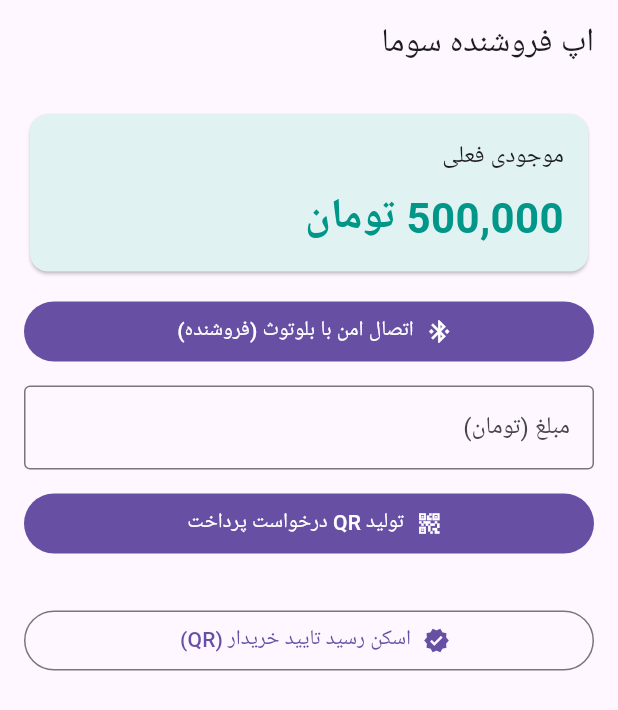
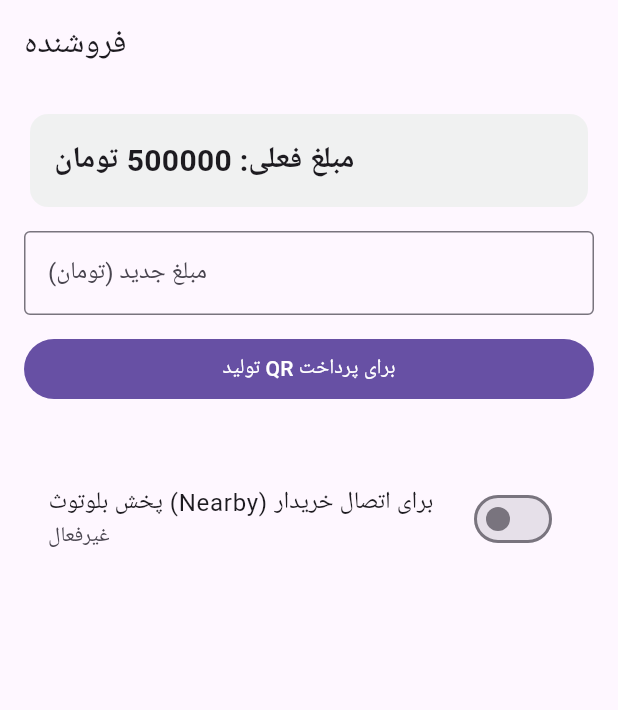
Before and after one commit to foadkaksamandi-blip/Soma_app_demo3, a Flutter app: the SellerHome screen opened directly, on a phone screen of 412 x 824 dp. Shown: the top 710 px of the screen. Run offline on Flutter 3.47's test engine with Material 3 defaults, Android fonts, the phone set to English and light mode, and no system bars; our stand-ins replace flutter_blue_plus, qr_flutter, shared_preferences; missing offline and left inert: mobile_scanner, nearby_connections; accounts and stored records are empty.

Commit message:
Update seller_main.dart

```diff
--- a/lib/seller_main.dart
+++ b/lib/seller_main.dart
@@ -1,25 +1,25 @@
 import 'dart:convert';
 import 'package:flutter/material.dart';
-import 'package:flutter/services.dart';
-import 'package:shared_preferences/shared_preferences.dart';
 import 'package:qr_flutter/qr_flutter.dart';
-import 'package:mobile_scanner/mobile_scanner.dart';
-import 'package:uuid/uuid.dart';
 import 'nearby_service.dart';
 
-void main() {
+void main() async {
   WidgetsFlutterBinding.ensureInitialized();
+  // یک شناسه ساده برای این فروشنده
+  const sellerId = 'seller-210441'; // اگر خواستی از uuid بساز
+  await NearbyService.I.init(role: PeerRole.seller, localUserName: sellerId);
   runApp(const SellerApp());
 }
 
 class SellerApp extends StatelessWidget {
   const SellerApp({super.key});
+
   @override
   Widget build(BuildContext context) {
     return MaterialApp(
+      title: 'اپ فروشنده سوما',
       debugShowCheckedModeBanner: false,
-      title: 'اپ فروشنده سوما',
-      theme: ThemeData(useMaterial3: true, colorSchemeSeed: Colors.teal),
+      theme: ThemeData(useMaterial3: true, colorSchemeSeed: Colors.green),
       home: const SellerHome(),
     );
   }
@@ -27,233 +27,134 @@ class SellerApp extends StatelessWidget {
 
 class SellerHome extends StatefulWidget {
   const SellerHome({super.key});
+
   @override
   State<SellerHome> createState() => _SellerHomeState();
 }
 
 class _SellerHomeState extends State<SellerHome> {
-  static const _balanceKey = 'seller_balance';
-  static const _sellerIdKey = 'seller_id';
-
-  int _balance = 500000;
-  late String _sellerId;
+  int balance = 500000; // تومان (دمو)
   final _amountCtrl = TextEditingController();
-  String? _currentReqJson;
-
-  // Nearby
-  String? _connectedEndpoint;
-  String get nickname => "SOMA-SELLER-$_sellerId";
+  String sellerId = 'seller-210441';
+  bool advertising = false;
+  int? currentAmount; // مبلغی که QR برایش ساخته شده
 
   @override
   void initState() {
     super.initState();
-    _load();
+
+    // دریافت پیام‌ها (از Buyer)
+    NearbyService.I.messages.listen((msg) async {
+      if (!mounted) return;
+      if (msg.type == 'payment_request') {
+        final amount = (msg.data['amount'] as num).toInt();
+        setState(() => balance += amount);
+        // رسید را برگردانیم
+        await NearbyService.I
+            .sendMessage(SomaMessage('payment_receipt', {'amount': amount}));
+        if (mounted) {
+          ScaffoldMessenger.of(context).showSnackBar(
+            SnackBar(content: Text('پرداخت ${amount.toString()} تومان دریافت شد.')),
+          );
+        }
+      }
+    });
   }
 
   @override
   void dispose() {
-    NearbyService.stopAll();
+    _amountCtrl.dispose();
+    NearbyService.I.stopAll();
     super.dispose();
   }
 
-  Future<void> _load() async {
-    final sp = await SharedPreferences.getInstance();
-    setState(() {
-      _balance = sp.getInt(_balanceKey) ?? _balance;
-      _sellerId = sp.getString(_sellerIdKey) ?? 'seller-${DateTime.now().millisecondsSinceEpoch % 1000000}';
-    });
-    await sp.setString(_sellerIdKey, _sellerId);
+  String _buildQrPayload(int amount) {
+    final m = {'seller': sellerId, 'amount': amount};
+    return jsonEncode(m);
   }
 
-  Future<void> _saveBalance() async {
-    final sp = await SharedPreferences.getInstance();
-    await sp.setInt(_balanceKey, _balance);
-  }
-
-  String _format(int v) {
-    final s = v.toString();
-    final b = StringBuffer();
-    for (int i = 0; i < s.length; i++) {
-      final idx = s.length - i;
-      b.write(s[i]);
-      if (idx > 1 && idx % 3 == 1) b.write(',');
-    }
-    return b.toString();
-  }
-
-  void _buildPaymentRequest() {
-    final raw = _amountCtrl.text.trim();
-    final amount = int.tryParse(raw) ?? 0;
-    if (amount <= 0) {
-      _toast('مبلغ معتبر نیست');
-      return;
-    }
-    final req = {
-      'type': 'pay_req',
-      'sellerId': _sellerId,
-      'amount': amount,
-      'reqId': const Uuid().v4(),
-      'ts': DateTime.now().millisecondsSinceEpoch,
-    };
-    final str = jsonEncode(req);
-    setState(() => _currentReqJson = str);
-
-    // اگر به خریدار از طریق Nearby وصل هستیم، همین الان درخواست را بفرست
-    if (_connectedEndpoint != null) {
-      NearbyService.sendJson(_connectedEndpoint!, req);
-      _toast('درخواست پرداخت از طریق بلوتوث ارسال شد');
+  Future<void> _toggleAdvertising() async {
+    if (advertising) {
+      await NearbyService.I.stopAll();
+      setState(() => advertising = false);
+    } else {
+      await NearbyService.I.startAdvertising();
+      setState(() => advertising = true);
     }
   }
 
-  // مسیر QR: اسکن رسید پرداخت خریدار
-  Future<void> _scanBuyerReceipt() async {
-    final code = await Navigator.of(context).push<String?>(
-      MaterialPageRoute(builder: (_) => const _ScanPage(title: 'اسکن رسید تایید خریدار')),
-    );
-    if (code == null) return;
-    _acceptReceipt(code);
-  }
-
-  // پذیرش رسید پرداخت (هم برای QR هم برای Nearby)
-  void _acceptReceipt(String raw) async {
-    try {
-      final map = jsonDecode(raw);
-      if (map is! Map || map['type'] != 'pay_ok' || map['sellerId'] != _sellerId) {
-        _toast('رسید معتبر نیست');
-        return;
-      }
-      final amount = (map['amount'] as num).toInt();
-      setState(() => _balance += amount);
-      await _saveBalance();
-      _toast('پرداخت تایید شد: +${_format(amount)} تومان');
-    } catch (_) {
-      _toast('خطا در رسید');
-    }
-  }
-
-  // شروع Advertising (فروشنده)
-  Future<void> _startNearbyAdvertise() async {
-    await NearbyService.startAdvertising(
-      nickname: nickname,
-      onConnInit: (id, info) async {
-        await NearbyService.accept(id);
-        setState(() => _connectedEndpoint = id);
-        _toast('اتصال برقرار شد');
-      },
-      onPayload: (id, data) {
-        // خریدار رسید پرداخت را برگرداند
-        _acceptReceipt(data);
-      },
-    );
-    _toast('بلوتوث امن فعال شد (حالت پذیرنده)');
-  }
-
-  void _toast(String m) => ScaffoldMessenger.of(context).showSnackBar(SnackBar(content: Text(m)));
-
   @override
   Widget build(BuildContext context) {
-    return Directionality(
-      textDirection: TextDirection.rtl,
-      child: Scaffold(
-        appBar: AppBar(title: const Text('اپ فروشنده سوما')),
+    final qrData = currentAmount != null ? _buildQrPayload(currentAmount!) : null;
+
+    return Scaffold(
+      appBar: AppBar(title: const Text('فروشنده')),
       body: ListView(
         padding: const EdgeInsets.all(16),
         children: [
           Card(
-              color: Colors.teal.shade50,
+            elevation: 0,
+            color: Colors.green.withOpacity(.08),
             child: Padding(
               padding: const EdgeInsets.all(16),
-                child: Column(crossAxisAlignment: CrossAxisAlignment.start, children: [
-                  const Text('موجودی فعلی', style: TextStyle(fontSize: 16)),
-                  const SizedBox(height: 8),
-                  Text('${_format(_balance)} تومان',
-                      style: const TextStyle(fontSize: 28, fontWeight: FontWeight.w700, color: Colors.teal)),
-                ]),
+              child: Text('مبلغ فعلی: ${balance.toString()} تومان',
+                  style: const TextStyle(fontSize: 20, fontWeight: FontWeight.w600)),
             ),
           ),
           const SizedBox(height: 12),
-
-            FilledButton.icon(
-              onPressed: _startNearbyAdvertise,
-              icon: const Icon(Icons.bluetooth_connected),
-              label: const Text('اتصال امن با بلوتوث (فروشنده)'),
-            ),
-            const SizedBox(height: 12),
-
           TextField(
             controller: _amountCtrl,
             keyboardType: TextInputType.number,
-              inputFormatters: [FilteringTextInputFormatter.digitsOnly],
             decoration: const InputDecoration(
-                labelText: 'مبلغ (تومان)',
+              labelText: 'مبلغ جدید (تومان)',
               border: OutlineInputBorder(),
             ),
-              onSubmitted: (_) => _buildPaymentRequest(),
           ),
           const SizedBox(height: 12),
-            FilledButton.icon(
-              onPressed: _buildPaymentRequest,
-              icon: const Icon(Icons.qr_code_2),
-              label: const Text('تولید QR درخواست پرداخت'),
+          Row(
+            children: [
+              Expanded(
+                child: FilledButton(
+                  onPressed: () {
+                    final v = int.tryParse(_amountCtrl.text.trim());
+                    if (v == null || v <= 0) {
+                      ScaffoldMessenger.of(context).showSnackBar(
+                        const SnackBar(content: Text('مبلغ معتبر وارد کنید')),
+                      );
+                      return;
+                    }
+                    setState(() => currentAmount = v);
+                  },
+                  child: const Text('تولید QR برای پرداخت'),
                 ),
-            const SizedBox(height: 12),
-            if (_currentReqJson != null) ...[
-              const Text('این کُد را به خریدار نشان دهید (یا از طریق بلوتوث ارسال شد):'),
-              const SizedBox(height: 8),
-              Center(child: QrImageView(data: _currentReqJson!, size: 240)),
-            ],
-            const SizedBox(height: 18),
-            OutlinedButton.icon(
-              onPressed: _scanBuyerReceipt,
-              icon: const Icon(Icons.verified),
-              label: const Text('اسکن رسید تایید خریدار (QR)'),
               ),
             ],
           ),
+          const SizedBox(height: 16),
+          if (qrData != null)
+            Column(
+              crossAxisAlignment: CrossAxisAlignment.center,
+              children: [
+                QrImageView(
+                  data: qrData,
+                  version: QrVersions.auto,
+                  size: 260,
+                ),
+                const SizedBox(height: 8),
+                const Text('این QR را به خریدار نشان دهید'),
+              ],
+            ),
+          const SizedBox(height: 24),
+          ListTile(
+            title: const Text('پخش بلوتوث (Nearby) برای اتصال خریدار'),
+            subtitle: Text(advertising ? 'در حال پخش…' : 'غیرفعال'),
+            trailing: Switch(
+              value: advertising,
+              onChanged: (_) => _toggleAdvertising(),
+            ),
+          ),
+        ],
       ),
     );
   }
 }
-
-class _ScanPage extends StatefulWidget {
-  final String title;
-  const _ScanPage({required this.title});
-
-  @override
-  State<_ScanPage> createState() => _ScanPageState();
-}
-
-class _ScanPageState extends State<_ScanPage> {
-  final ctrl = MobileScannerController();
-  bool _done = false;
-
-  @override
-  Widget build(BuildContext context) {
-    return Directionality(
-      textDirection: TextDirection.rtl,
-      child: Scaffold(
-        appBar: AppBar(title: Text(widget.title)),
-        body: MobileScanner(
-          controller: ctrl,
-          onDetect: (capture) {
-            if (_done) return;
-            final b = capture.barcodes;
-            if (b.isNotEmpty) {
-              final raw = b.first.rawValue;
-              if (raw != null) {
-                _done = true;
-                Navigator.of(context).pop(raw);
-              }
-            }
-          },
-        ),
-      ),
-    );
-  }
-
-  @override
-  void dispose() {
-    ctrl.dispose();
-    super.dispose();
-  }
-}
```
Lines whose indentation alone changed are shown as unchanged.
